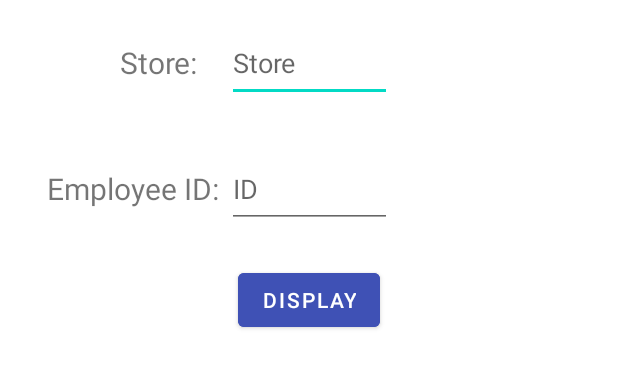
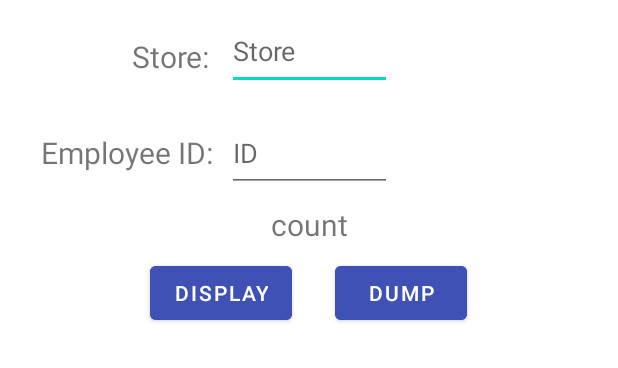
Before and after one commit to mminichino/sgw-android-example, an Android app: the layout activity_main.xml on its own in the app's theme, with its tools: preview values and no code run, on a phone screen of 412 x 824 dp. Shown: the top 368 px of the screen. Run offline under Robolectric (Android 15) with nearby library versions, the phone set to English and light mode, and no system bars; network calls fail.

Commit message:
first commit

```diff
--- a/app/src/main/res/layout/activity_main.xml
+++ b/app/src/main/res/layout/activity_main.xml
@@ -10,11 +10,10 @@
         android:id="@+id/editStore"
         android:layout_width="110dp"
         android:layout_height="52dp"
-        android:layout_margin="16dp"
+        android:layout_margin="8dp"
         android:layout_marginStart="8dp"
         android:layout_marginTop="8dp"
         android:layout_marginEnd="8dp"
-        android:layout_marginBottom="8dp"
         android:hint="@string/store"
         android:inputType="text"
         app:layout_constraintBottom_toTopOf="@+id/editEID"
@@ -25,12 +24,12 @@
     <TextView
         android:layout_width="wrap_content"
         android:layout_height="wrap_content"
-        android:layout_marginTop="28dp"
+        android:layout_marginTop="24dp"
         android:paddingStart="10dp"
         android:text="@string/storeFieldLabel"
         android:textSize="20sp"
         app:layout_constraintEnd_toStartOf="@+id/editStore"
-        app:layout_constraintHorizontal_bias="0.785"
+        app:layout_constraintHorizontal_bias="0.876"
         app:layout_constraintStart_toStartOf="parent"
         app:layout_constraintTop_toTopOf="parent" />
 
@@ -38,14 +37,12 @@
         android:id="@+id/editEID"
         android:layout_width="110dp"
         android:layout_height="52dp"
-        android:layout_margin="16dp"
+        android:layout_margin="8dp"
         android:layout_marginStart="8dp"
-        android:layout_marginTop="8dp"
         android:layout_marginEnd="8dp"
-        android:layout_marginBottom="8dp"
         android:hint="@string/empid"
         android:inputType="text"
-        app:layout_constraintBottom_toTopOf="@+id/showData"
+        app:layout_constraintBottom_toTopOf="@+id/documentCount"
         app:layout_constraintEnd_toEndOf="parent"
         app:layout_constraintStart_toStartOf="parent"
         app:layout_constraintTop_toBottomOf="@+id/editStore" />
@@ -53,14 +50,26 @@
     <TextView
         android:layout_width="wrap_content"
         android:layout_height="wrap_content"
-        android:layout_marginTop="112dp"
+        android:layout_marginTop="88dp"
         android:paddingStart="10dp"
         android:text="@string/employee_idFieldLabel"
         android:textSize="20sp"
         app:layout_constraintEnd_toStartOf="@+id/editEID"
-        app:layout_constraintHorizontal_bias="0.8"
+        app:layout_constraintHorizontal_bias="0.64"
         app:layout_constraintStart_toStartOf="parent"
         app:layout_constraintTop_toTopOf="parent" />
+
+    <TextView
+        android:id="@+id/documentCount"
+        android:layout_width="wrap_content"
+        android:layout_height="wrap_content"
+        android:layout_gravity="center_horizontal"
+        android:text="@string/documentCount"
+        android:textSize="20sp"
+        app:layout_constraintBottom_toTopOf="@+id/showData"
+        app:layout_constraintEnd_toEndOf="parent"
+        app:layout_constraintStart_toStartOf="parent"
+        app:layout_constraintTop_toBottomOf="@+id/editEID" />
 
     <Button
         android:id="@+id/showData"
@@ -76,15 +85,33 @@
         android:textColor="@android:color/white"
         app:layout_constraintBottom_toTopOf="@+id/textView"
         app:layout_constraintEnd_toEndOf="parent"
+        app:layout_constraintHorizontal_bias="0.305"
         app:layout_constraintStart_toStartOf="parent"
-        app:layout_constraintTop_toBottomOf="@+id/editEID" />
+        app:layout_constraintTop_toBottomOf="@+id/documentCount" />
+
+    <Button
+        android:id="@+id/showDump"
+        android:layout_width="wrap_content"
+        android:layout_height="wrap_content"
+        android:layout_gravity="center_horizontal"
+        android:layout_marginTop="8dp"
+        android:layout_marginEnd="8dp"
+        android:layout_marginBottom="8dp"
+        android:backgroundTint="#3F51B5"
+        android:text="@string/dump"
+        android:textColor="@android:color/white"
+        app:layout_constraintBottom_toTopOf="@+id/textView"
+        app:layout_constraintEnd_toEndOf="parent"
+        app:layout_constraintHorizontal_bias="0.235"
+        app:layout_constraintStart_toEndOf="@+id/showData"
+        app:layout_constraintTop_toBottomOf="@+id/documentCount"
+        app:layout_constraintVertical_bias="0.0" />
 
     <ListView
         android:id="@+id/textView"
-        android:layout_width="wrap_content"
+        android:layout_width="200dp"
         android:layout_height="wrap_content"
-        android:layout_gravity="center"
-        android:layout_marginStart="256dp"
+        android:layout_gravity="center_horizontal"
         android:layout_marginTop="32dp"
         app:layout_constraintEnd_toEndOf="parent"
         app:layout_constraintStart_toStartOf="parent"
--- /dev/null
+++ b/app/src/main/res/values/dimens.xml
@@ -0,0 +1,4 @@
+<?xml version="1.0" encoding="utf-8"?>
+<resources>
+    <dimen name="text_margin">16dp</dimen>
+</resources>
--- a/app/src/main/res/values/strings.xml
+++ b/app/src/main/res/values/strings.xml
@@ -5,4 +5,6 @@
     <string name="display">Display</string>
     <string name="storeFieldLabel">Store:</string>
     <string name="employee_idFieldLabel">Employee ID:</string>
+    <string name="dump">dump</string>
+    <string name="documentCount">count</string>
 </resources>
--- a/build.gradle
+++ b/build.gradle
@@ -2,7 +2,7 @@
 plugins {
     id 'com.android.application' version '7.2.1' apply false
     id 'com.android.library' version '7.2.1' apply false
-    id 'org.jetbrains.kotlin.android' version '1.6.10' apply false
+    id 'org.jetbrains.kotlin.android' version '1.7.10' apply false
 }
 
 task clean(type: Delete) {
```
Also changed, not shown: app/build.gradle (+7 -0 lines), app/src/main/java/com/example/sgwdemo/MainActivity.kt (+69 -4 lines).
